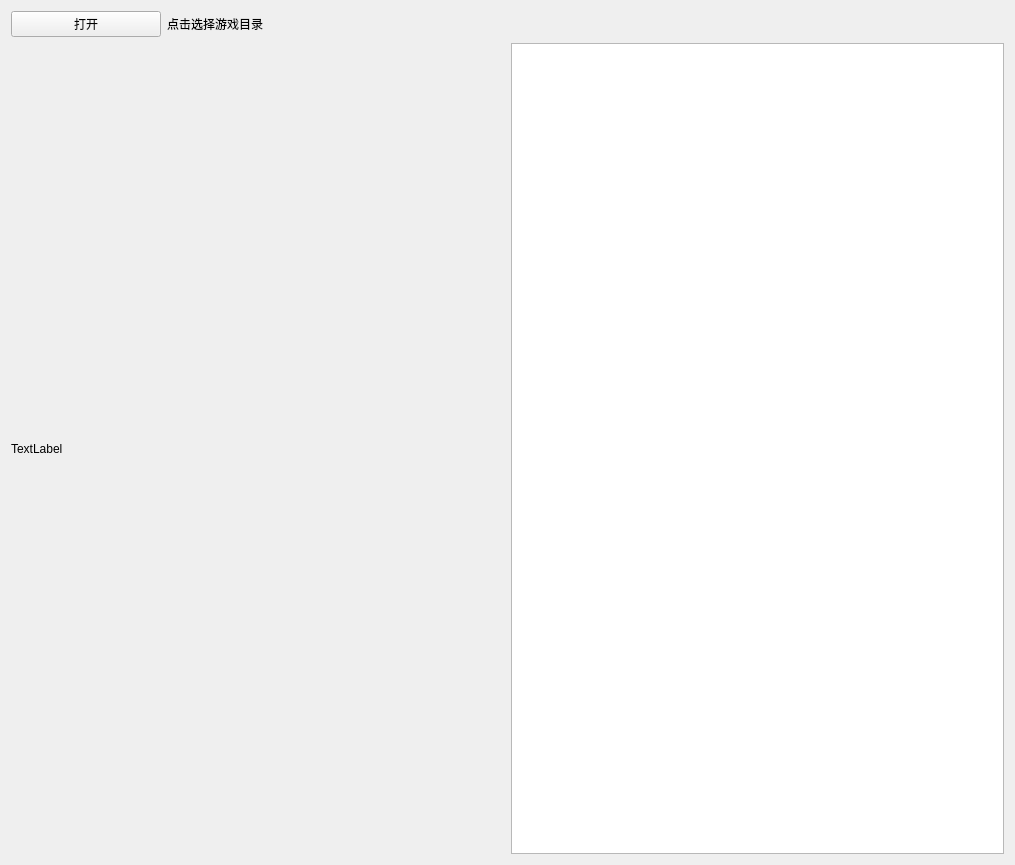
Before: the Qt Designer form src/mainwindow.ui in AKL-FIRE/ModManager, drawn with Qt 5.
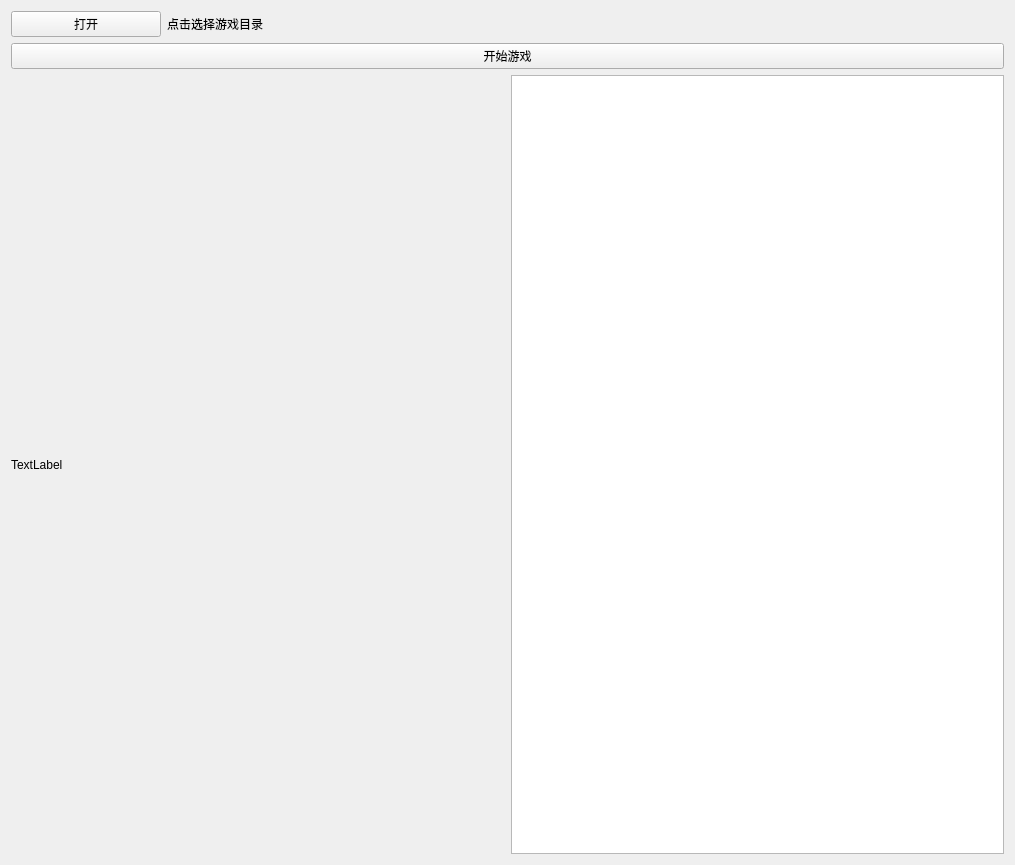
After: the same form once the commit is applied.

What changed in the file:
```diff
--- a/src/mainwindow.ui
+++ b/src/mainwindow.ui
@@ -73,6 +73,17 @@
        </item>
       </layout>
      </item>
+     <item>
+      <layout class="QHBoxLayout" name="horizontalLayout_2">
+       <item>
+        <widget class="QPushButton" name="playPushButton">
+         <property name="text">
+          <string>开始游戏</string>
+         </property>
+        </widget>
+       </item>
+      </layout>
+     </item>
      <item>
       <layout class="QHBoxLayout" name="horizontalLayout_3">
        <item>
```
